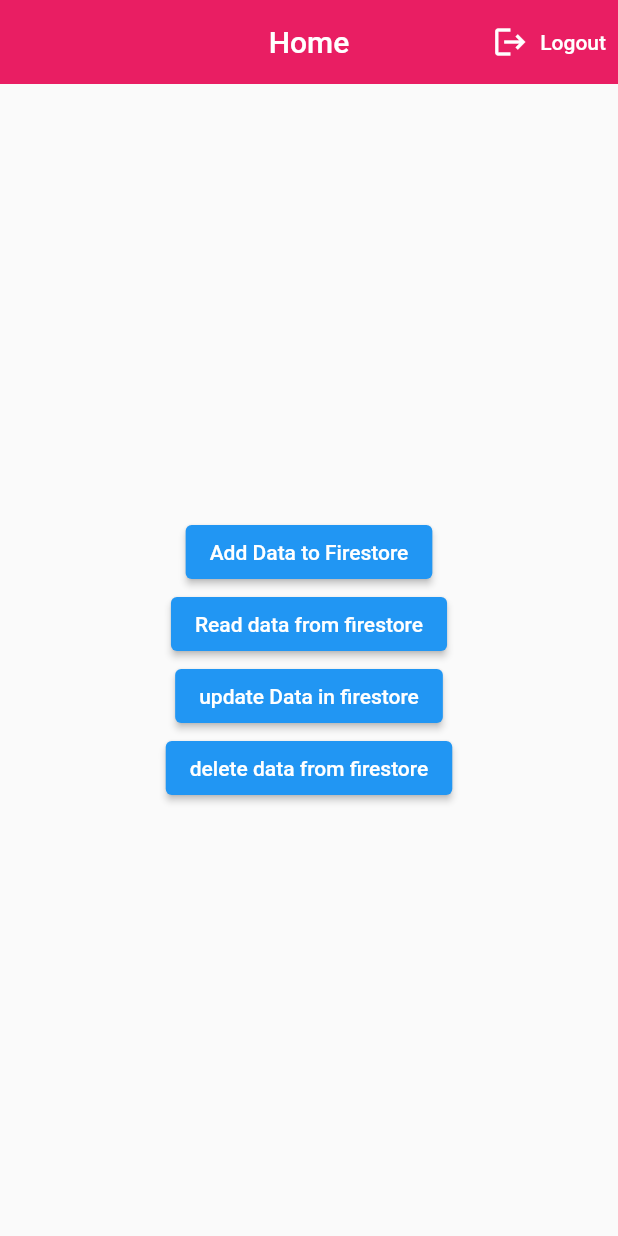
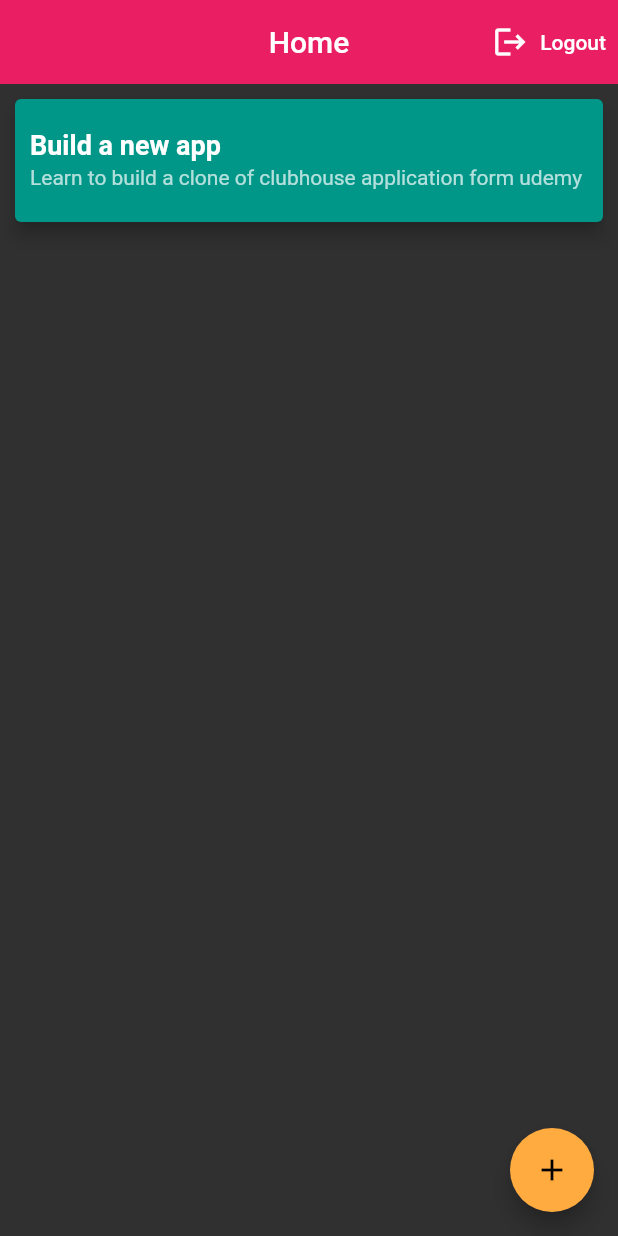
Before and after one commit to Madan57/flutter_firebase, a Flutter app: the screen it shows once a user with an empty profile is signed in, on a phone screen of 412 x 824 dp. Run offline on Flutter 3.47's test engine with Material 2 defaults, Android fonts, the light colour scheme and no system bars; our stand-ins replace cloud_firestore, firebase_auth, firebase_core, flutter_signin_button, google_sign_in; accounts and stored records are empty.

Commit message:
Building Note App UI

```diff
--- a/lib/main.dart
+++ b/lib/main.dart
@@ -16,10 +16,9 @@ class MyApp extends StatelessWidget {
   @override
   Widget build(BuildContext context) {
     return MaterialApp(
+        debugShowCheckedModeBanner: false,
         title: 'Flutter Firebase',
-        theme: ThemeData(
-          primarySwatch: Colors.blue,
-        ),
+        theme: ThemeData(brightness: Brightness.dark),
         home: StreamBuilder(
             stream: AuthService().firebaseAuth.authStateChanges(),
             builder: (context, snapshot) {
--- a/lib/screens/home_screen.dart
+++ b/lib/screens/home_screen.dart
@@ -1,5 +1,7 @@
 import 'package:cloud_firestore/cloud_firestore.dart';
 import 'package:flutter/material.dart';
+import 'package:flutter_firebase/screens/add_note.dart';
+import 'package:flutter_firebase/screens/edit_note.dart';
 import 'package:flutter_firebase/services/auth_service.dart';
 
 class HomeScreen extends StatelessWidget {
@@ -25,54 +27,39 @@ class HomeScreen extends StatelessWidget {
           )
         ],
       ),
-        body: Container(
-          width: MediaQuery.of(context).size.width,
-          child: Column(
-            mainAxisAlignment: MainAxisAlignment.center,
-            crossAxisAlignment: CrossAxisAlignment.center,
+      body: ListView(
         children: [
-              ElevatedButton(
-                onPressed: () async {
-                  CollectionReference users = firestore.collection('users');
-                  // await users.add({'name': 'Rahul Agrawal'});
-                  await users.doc('flutter123').set({'name': 'Google Flutter'});
-                },
-                child: Text('Add Data to Firestore'),
+          Card(
+            color: Colors.teal,
+            elevation: 5,
+            margin: EdgeInsets.all(10),
+            child: ListTile(
+                contentPadding:
+                    EdgeInsets.symmetric(horizontal: 10, vertical: 5),
+                title: Text(
+                  'Build a new app',
+                  style: TextStyle(fontSize: 18, fontWeight: FontWeight.bold),
                 ),
-              ElevatedButton(
-                  onPressed: () async {
-                    CollectionReference users = firestore.collection('users');
-                    // QuerySnapshot allResults = await users.get();
-                    // allResults.docs.forEach((DocumentSnapshot result) {
-                    //   print(result.data());
-                    // });
-                    DocumentSnapshot result =
-                        await users.doc('flutter123').get();
-                    print(result.data());
-
-                    // users.doc('flutter123').snapshots().listen((result) {
-                    //   print(result.data());
-                    // });
-                  },
-                  child: Text("Read data from firestore")),
-              ElevatedButton(
-                  onPressed: () async {
-                    await firestore
-                        .collection('users')
-                        .doc('flutter123')
-                        .update({'name': 'Flutter Firebase'});
-                  },
-                  child: Text('update Data in firestore')),
-              ElevatedButton(
-                  onPressed: () async {
-                    await firestore
-                        .collection('users')
-                        .doc('flutter123')
-                        .delete();
-                  },
-                  child: Text('delete data from firestore'))
+                subtitle: Text(
+                  "Learn to build a clone of clubhouse application form udemy",
+                  overflow: TextOverflow.ellipsis,
+                  maxLines: 2,
+                ),
+                onTap: () {
+                  Navigator.of(context).push(MaterialPageRoute(
+                      builder: (context) => EditNoteScreen()));
+                }),
+          )
         ],
       ),
-        ));
+      floatingActionButton: FloatingActionButton(
+        backgroundColor: Colors.orangeAccent,
+        onPressed: () {
+          Navigator.of(context)
+              .push(MaterialPageRoute(builder: (context) => AddNoteScreen()));
+        },
+        child: Icon(Icons.add),
+      ),
+    );
   }
 }
```
Also changed, not shown: lib/screens/add_note.dart (added, +64 -0 lines), lib/screens/edit_note.dart (added, +75 -0 lines). Lines whose indentation alone changed are shown as unchanged.
